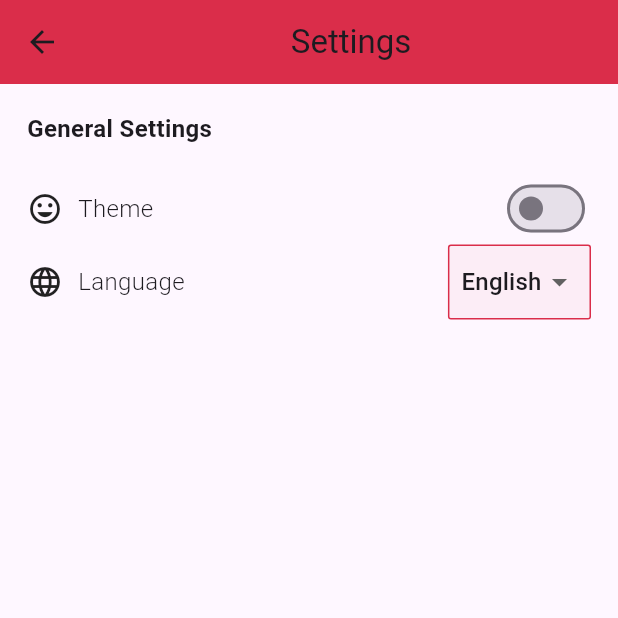
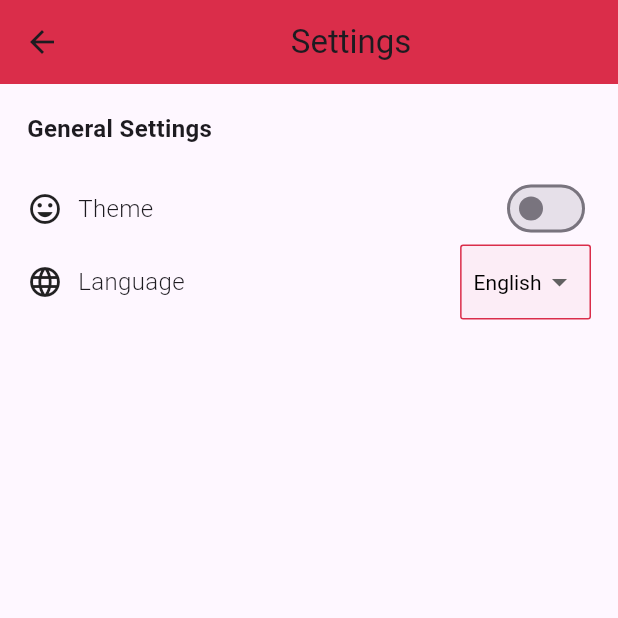
Before and after one commit to Ntckx/AgileSEProject, a Flutter app: the SettingPage screen opened directly, on a phone screen of 412 x 824 dp, the top half of it. Run offline on Flutter 3.47's test engine with Material 3 defaults, Android fonts, the phone set to English and light mode, and no system bars; our stand-ins replace cloud_firestore, firebase_auth, firebase_core, get, google_fonts, outline_gradient_button and 2 more; accounts and stored records are empty; generated files the repository leaves out were written again.

Commit message:
[UPDATE] settings.dart

```diff
--- a/lib/pages/setting_page.dart
+++ b/lib/pages/setting_page.dart
@@ -30,8 +30,8 @@ class _SettingPageState extends State<SettingPage> {
               child: Column(
                 crossAxisAlignment: CrossAxisAlignment.start,
                 children: [
-                  const Text(
-                    'General Settings',
+                  Text(
+                    'General Settings'.tr,
                     style: TextStyle(
                         fontWeight: FontWeight.bold,
 
@@ -43,7 +43,7 @@ class _SettingPageState extends State<SettingPage> {
                   Row(
                     mainAxisAlignment: MainAxisAlignment.spaceBetween,
                     children: [
-                      const Row(
+                     Row(
                         children: [
                           Icon(
                             Icons.mood,
@@ -53,7 +53,7 @@ class _SettingPageState extends State<SettingPage> {
                             width: 10,
                           ),
                           Text(
-                            'Theme',
+                            'Theme'.tr,
                             style: TextStyle(
 
                               fontWeight: FontWeight.w300,
@@ -71,7 +71,7 @@ class _SettingPageState extends State<SettingPage> {
                   Row(
                     mainAxisAlignment: MainAxisAlignment.spaceBetween,
                     children: [
-                      const Row(
+                       Row(
                         children: [
                           Icon(
                             Icons.language,
@@ -81,7 +81,7 @@ class _SettingPageState extends State<SettingPage> {
                             width: 10,
                           ),
                           Text(
-                            'Language',
+                            'Language'.tr,
                             style: TextStyle(
 
                               fontWeight: FontWeight.w300,
@@ -99,21 +99,26 @@ class _SettingPageState extends State<SettingPage> {
                       child: DropdownButton<String>(
                         padding: const EdgeInsets.symmetric(horizontal: 8.0),
                         value: option,
-
+                        style: const TextStyle(color: Colors.black),
                         onChanged: (String? select) {
                           setState(() {
                             option = select!;
+                            if (option == 'English') {
+                              Get.updateLocale(Locale('en', 'US'));
+                            } else if (option == 'Thai') {
+                              Get.updateLocale(Locale('th', 'TH'));
+                            }
                           });
                         },
                         icon: null,
-                            items: const [
+                        items: [
                           DropdownMenuItem<String>(
                             value: 'English',
-                                child: Text('English'),
+                            child: Text('English'.tr),
                           ),
                           DropdownMenuItem<String>(
                             value: 'Thai',
-                                child: Text('Thai'),
+                            child: Text('Thai'.tr),
                           ),
                         ],
                       ),
```
Lines whose indentation alone changed are shown as unchanged.
